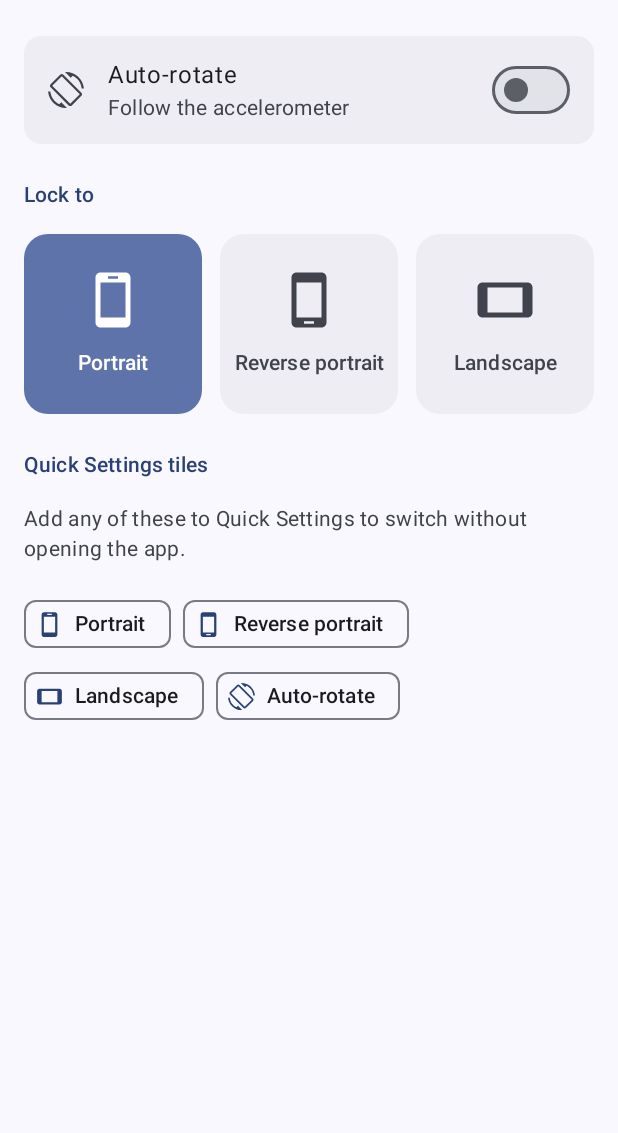
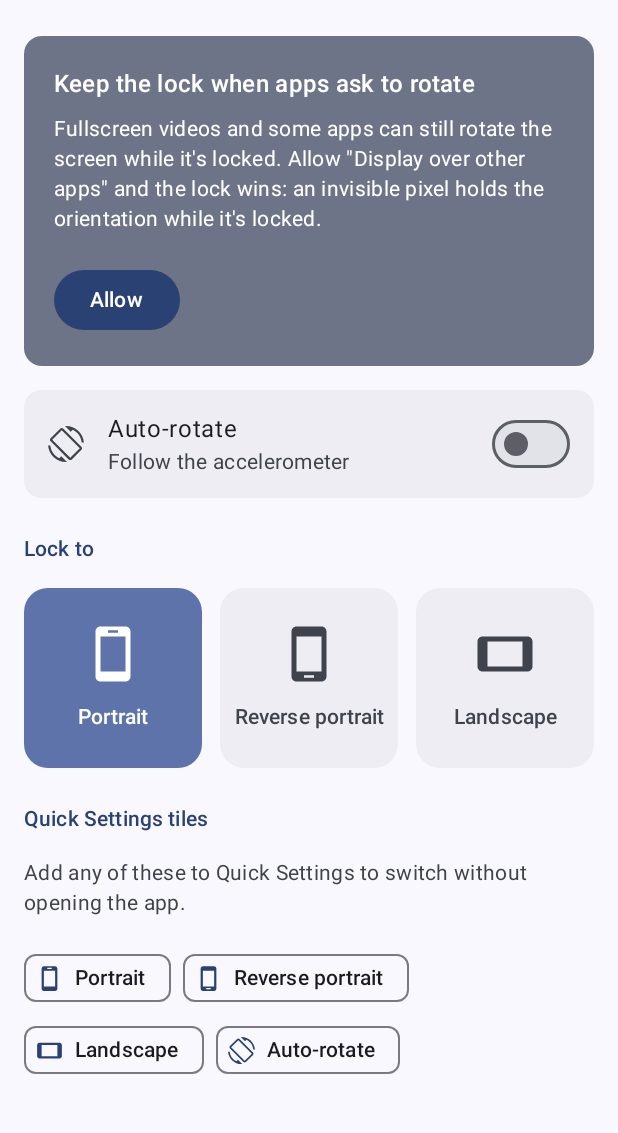
Before and after one commit to fourlastor-slop/orientation-control, an Android app built with Jetpack Compose: the screen it shows after launch (MainActivity), on a phone screen of 412 x 824 dp, the part 90-1223 px from its top. Run offline under Robolectric (Android 15) with nearby library versions, the phone set to English and light mode, and no system bars.

Commit message:
Keep the lock when apps ask for another orientation
user_rotation only applies to apps with no orientation of their own, so a
fullscreen video asking for landscape still rotated a locked screen. With
"Display over other apps" allowed, a foreground service now holds a
transparent 1px overlay asking for SCREEN_ORIENTATION_USER while locked:
the window manager ranks it above the app's request and resolves it to
user_rotation. It lets go when auto-rotate is turned back on, from
anywhere, and starts again after a reboot.

Co-Authored-By: Claude Opus 5.5 <noreply@anthropic.com>

```diff
--- a/app/src/main/java/io/github/fourlastor/orientation/MainActivity.kt
+++ b/app/src/main/java/io/github/fourlastor/orientation/MainActivity.kt
@@ -2,6 +2,7 @@ package io.github.fourlastor.orientation
 
 import android.app.StatusBarManager
 import android.content.ComponentName
+import android.content.Intent
 import android.database.ContentObserver
 import android.graphics.drawable.Icon
 import android.os.Build
@@ -69,7 +70,7 @@ class MainActivity : ComponentActivity() {
         super.onCreate(savedInstanceState)
         setContent {
             OrientationTheme {
-                OrientationScreen(onGrant = { startActivity(Rotation.permissionIntent(this)) })
+                OrientationScreen(onOpen = { startActivity(it) })
             }
         }
     }
@@ -102,12 +103,14 @@ private val tiles = listOf(
 )
 
 @Composable
-private fun OrientationScreen(onGrant: () -> Unit) {
+private fun OrientationScreen(onOpen: (Intent) -> Unit) {
     val context = LocalContext.current
     // Bumped whenever something outside Compose may have changed: the settings or the permission.
     var version by remember { mutableIntStateOf(0) }
     LifecycleResumeEffect(Unit) {
         version++
+        // Picks the lock back up after a permission was granted, or the process was gone.
+        LockService.sync(context)
         onPauseOrDispose {}
     }
     DisposableEffect(Unit) {
@@ -123,6 +126,7 @@ private fun OrientationScreen(onGrant: () -> Unit) {
     }
 
     val canWrite = remember(version) { Rotation.canWrite(context) }
+    val canOverride = remember(version) { Rotation.canOverride(context) }
     val auto = remember(version) { Rotation.isAuto(context) }
     val locked = remember(version) {
         if (auto) null else Rotation.Orientation.of(context, Rotation.current(context))
@@ -147,7 +151,23 @@ private fun OrientationScreen(onGrant: () -> Unit) {
                     style = MaterialTheme.typography.headlineMedium,
                     modifier = Modifier.padding(bottom = 8.dp),
                 )
-                if (!canWrite) PermissionCard(onGrant)
+                if (!canWrite) {
+                    PermissionCard(
+                        title = R.string.permission_title,
+                        body = R.string.permission_body,
+                        action = R.string.permission_action,
+                        containerColor = MaterialTheme.colorScheme.errorContainer,
+                        onClick = { onOpen(Rotation.permissionIntent(context)) },
+                    )
+                } else if (!canOverride) {
+                    PermissionCard(
+                        title = R.string.override_title,
+                        body = R.string.override_body,
+                        action = R.string.override_action,
+                        containerColor = MaterialTheme.colorScheme.secondaryContainer,
+                        onClick = { onOpen(Rotation.overridePermissionIntent(context)) },
+                    )
+                }
 
                 Card(
                     colors = CardDefaults.cardColors(containerColor = MaterialTheme.colorScheme.surfaceContainer),
@@ -234,13 +254,19 @@ private fun SectionHeader(@StringRes text: Int) {
 }
 
 @Composable
-private fun PermissionCard(onGrant: () -> Unit) {
-    Card(colors = CardDefaults.cardColors(containerColor = MaterialTheme.colorScheme.errorContainer)) {
+private fun PermissionCard(
+    @StringRes title: Int,
+    @StringRes body: Int,
+    @StringRes action: Int,
+    containerColor: androidx.compose.ui.graphics.Color,
+    onClick: () -> Unit,
+) {
+    Card(colors = CardDefaults.cardColors(containerColor = containerColor)) {
         Column(Modifier.padding(20.dp), verticalArrangement = Arrangement.spacedBy(8.dp)) {
-            Text(stringResource(R.string.permission_title), style = MaterialTheme.typography.titleMedium)
-            Text(stringResource(R.string.permission_body), style = MaterialTheme.typography.bodyMedium)
+            Text(stringResource(title), style = MaterialTheme.typography.titleMedium)
+            Text(stringResource(body), style = MaterialTheme.typography.bodyMedium)
             Spacer(Modifier.height(4.dp))
-            Button(onClick = onGrant) { Text(stringResource(R.string.permission_action)) }
+            Button(onClick = onClick) { Text(stringResource(action)) }
         }
     }
 }
--- a/app/src/main/res/values/strings.xml
+++ b/app/src/main/res/values/strings.xml
@@ -8,6 +8,12 @@
     <string name="permission_title">Allow changing the rotation</string>
     <string name="permission_body">Rotation lives in the system settings. Turn on \"Modify system settings\" for this app, then come back.</string>
     <string name="permission_action">Open settings</string>
+    <string name="override_title">Keep the lock when apps ask to rotate</string>
+    <string name="override_body">Fullscreen videos and some apps can still rotate the screen while it\'s locked. Allow \"Display over other apps\" and the lock wins: an invisible pixel holds the orientation while it\'s locked.</string>
+    <string name="override_action">Allow</string>
+    <string name="lock_channel">Rotation lock</string>
+    <string name="lock_notification_title">Rotation locked</string>
+    <string name="lock_notification_text">Keeping it locked even when apps ask to rotate</string>
     <string name="auto_rotate_summary">Follow the accelerometer</string>
     <string name="lock_header">Lock to</string>
     <string name="lock_hint_auto">Picking one turns auto-rotate off.</string>
```
Also changed, not shown: app/src/main/AndroidManifest.xml (+22 -0 lines), app/src/main/java/io/github/fourlastor/orientation/BootReceiver.kt (added, +12 -0 lines), app/src/main/java/io/github/fourlastor/orientation/LockService.kt (added, +137 -0 lines), app/src/main/java/io/github/fourlastor/orientation/Rotation.kt (+10 -0 lines), 1 other file.
